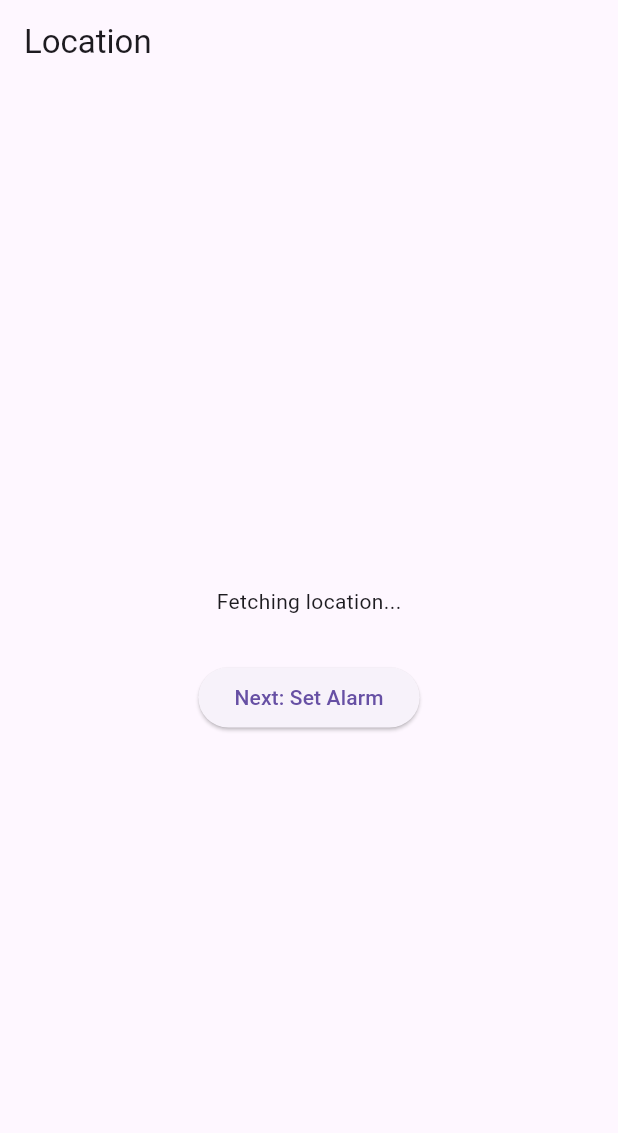
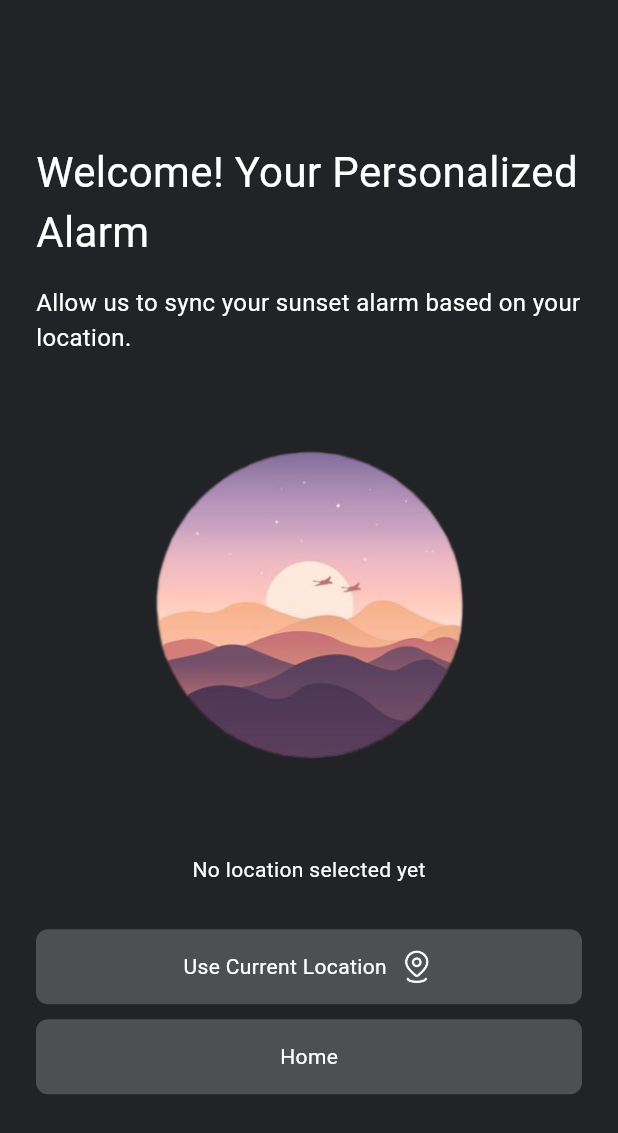
Before and after one commit to ShahedNoor/flutter_onboarding_app, a Flutter app: the screen it shows after launch, after a tap on "Next", after a tap on "Skip", on a phone screen of 412 x 824 dp. Shown: the top 1133 px of the screen. Run offline on Flutter 3.47's test engine with Material 3 defaults, Android fonts, the phone set to English and light mode, and no system bars; our stand-ins replace dots_indicator, flutter_local_notifications, flutter_native_timezone, geolocator, timezone.

Commit message:
Some major changes added on 'onboarding_page' and 'location_page'. They are now quite awesome

```diff
--- /dev/null
+++ b/lib/colors/colors.dart
@@ -0,0 +1,7 @@
+import 'package:flutter/material.dart';
+
+class AppColors {
+  static const Color primaryColor= Color(0xFF212327);
+  static const Color secondaryColor = Color(0xFF7D34F3);
+  static const Color onPrimary = Colors.white;
+}
--- /dev/null
+++ b/lib/common_widgets/my_button.dart
@@ -0,0 +1,26 @@
+import 'package:flutter/material.dart';
+import 'package:flutter_onboarding_app/colors/colors.dart';
+
+class MyButton extends StatelessWidget {
+  final String buttonText;
+  final void Function()? onTap;
+  final Color buttonBackgroundColor;
+  const MyButton({super.key, required this.onTap, required this.buttonText, required this.buttonBackgroundColor});
+
+  @override
+  Widget build(BuildContext context) {
+    return GestureDetector(
+      onTap: onTap,
+      child: Container(
+        height: 50,
+        decoration: BoxDecoration(
+          color: buttonBackgroundColor,
+          borderRadius: BorderRadius.circular(8),
+        ),
+        child: Center(
+          child: Text(buttonText, style: TextStyle(color: AppColors.onPrimary)),
+        ),
+      ),
+    );
+  }
+}
--- /dev/null
+++ b/lib/features/location/location_data.dart
@@ -0,0 +1,9 @@
+import 'location_model.dart';
+
+final List<LocationModel> locationData = [
+  LocationModel(
+    title: "Welcome! Your Personalized Alarm",
+    subtitle: "Allow us to sync your sunset alarm based on your location.",
+    image: "assets/images/location_page_images/location_page_image_01.png",
+  ),
+];
--- /dev/null
+++ b/lib/features/location/location_model.dart
@@ -0,0 +1,11 @@
+class LocationModel {
+  final String title;
+  final String subtitle;
+  final String image;
+
+  LocationModel({
+    required this.title,
+    required this.subtitle,
+    required this.image,
+  });
+}
--- a/lib/features/location/location_page.dart
+++ b/lib/features/location/location_page.dart
@@ -1,4 +1,7 @@
 import 'package:flutter/material.dart';
+import 'package:flutter_onboarding_app/colors/colors.dart';
+import 'package:flutter_onboarding_app/common_widgets/my_button.dart';
+import 'package:flutter_onboarding_app/features/location/location_data.dart';
 import 'package:geolocator/geolocator.dart';
 
 class LocationPage extends StatefulWidget {
@@ -9,24 +12,20 @@ class LocationPage extends StatefulWidget {
 }
 
 class _LocationPageState extends State<LocationPage> {
-  String _location = "Fetching location...";
-
-  @override
-  void initState() {
-    super.initState();
-    _getLocation();
-  }
+  String _location = "No location selected yet";
 
   Future<void> _getLocation() async {
     bool serviceEnabled;
     LocationPermission permission;
 
+    // Check if location service is enabled
     serviceEnabled = await Geolocator.isLocationServiceEnabled();
     if (!serviceEnabled) {
       setState(() => _location = "Location services are disabled.");
       return;
     }
 
+    // Check permission
     permission = await Geolocator.checkPermission();
     if (permission == LocationPermission.denied) {
       permission = await Geolocator.requestPermission();
@@ -36,6 +35,15 @@ class _LocationPageState extends State<LocationPage> {
       }
     }
 
+    if (permission == LocationPermission.deniedForever) {
+      setState(
+        () => _location =
+            "Permission permanently denied. Please enable from settings.",
+      );
+      return;
+    }
+
+    // Get current position
     final pos = await Geolocator.getCurrentPosition();
     setState(() {
       _location = "Selected Location: ${pos.latitude}, ${pos.longitude}";
@@ -44,19 +52,67 @@ class _LocationPageState extends State<LocationPage> {
 
   @override
   Widget build(BuildContext context) {
+    final data = locationData[0];
     return Scaffold(
-      appBar: AppBar(title: const Text("Location")),
+      backgroundColor: AppColors.primaryColor,
       body: Center(
-        child: Column(
-          mainAxisAlignment: MainAxisAlignment.center,
-          children: [
-            Text(_location),
-            const SizedBox(height: 30),
-            ElevatedButton(
-              onPressed: () => Navigator.pushNamed(context, "/alarm"),
-              child: const Text("Next: Set Alarm"),
-            )
-          ],
+        child: Padding(
+          padding: const EdgeInsets.symmetric(horizontal: 24.0),
+          child: Column(
+            mainAxisAlignment: MainAxisAlignment.center,
+            children: [
+              Text(
+                data.title,
+                style: TextStyle(color: AppColors.onPrimary, fontSize: 28),
+              ),
+              const SizedBox(height: 16),
+              Text(
+                data.subtitle,
+                style: TextStyle(color: AppColors.onPrimary, fontSize: 16),
+              ),
+              const SizedBox(height: 30),
+              Image.asset(data.image),
+              const SizedBox(height: 30),
+              Text(_location, style: TextStyle(color: AppColors.onPrimary)),
+              const SizedBox(height: 30),
+
+              // Use Current Location Button
+              GestureDetector(
+                onTap: _getLocation, // 🔑 moved here
+                child: Container(
+                  height: 50,
+                  decoration: BoxDecoration(
+                    color: AppColors.onPrimary.withOpacity(0.2),
+                    borderRadius: BorderRadius.circular(8),
+                  ),
+                  child: Center(
+                    child: Row(
+                      mainAxisAlignment: MainAxisAlignment.center,
+                      children: [
+                        Text(
+                          "Use Current Location",
+                          style: TextStyle(color: AppColors.onPrimary),
+                        ),
+                        const SizedBox(width: 8),
+                        Image.asset(
+                          "assets/images/location_page_images/location-icon.png",
+                          height: 24,
+                          width: 24,
+                        ),
+                      ],
+                    ),
+                  ),
+                ),
+              ),
+
+              const SizedBox(height: 10),
+              MyButton(
+                onTap: () => Navigator.pushNamed(context, "/alarm"),
+                buttonText: "Home",
+                buttonBackgroundColor: AppColors.onPrimary.withOpacity(0.2),
+              ),
+            ],
+          ),
         ),
       ),
     );
--- /dev/null
+++ b/lib/features/onboarding/onboarding_data.dart
@@ -0,0 +1,21 @@
+import 'onboarding_model.dart';
+
+final List<OnboardingModel> onboardingData = [
+  OnboardingModel(
+    title: "Sync with Nature’s Rhythm",
+    desc:
+        "Experience a peaceful transition into the evening with an alarm that aligns with the sunset. Your perfect reminder, always 15 minutes before sundown",
+    image: "assets/images/onboarding_page_images/onboarding_image_01.gif",
+  ),
+  OnboardingModel(
+    title: "Effortless & Automatic",
+    desc:
+        "No need to set alarms manually. Wakey calculates the sunset time for your location and alerts you on time.",
+    image: "assets/images/onboarding_page_images/onboarding_image_02.gif",
+  ),
+  OnboardingModel(
+    title: "Relax & Unwind",
+    desc: "Hope to take the courage to pursue your dreams.",
+    image: "assets/images/onboarding_page_images/onboarding_image_03.gif",
+  ),
+];
--- /dev/null
+++ b/lib/features/onboarding/onboarding_model.dart
@@ -0,0 +1,11 @@
+class OnboardingModel {
+  final String title;
+  final String desc;
+  final String image;
+
+  OnboardingModel({
+    required this.title,
+    required this.desc,
+    required this.image,
+  });
+}
--- a/lib/features/onboarding/onboarding_page.dart
+++ b/lib/features/onboarding/onboarding_page.dart
@@ -1,4 +1,8 @@
+import 'package:dots_indicator/dots_indicator.dart';
 import 'package:flutter/material.dart';
+import 'package:flutter_onboarding_app/colors/colors.dart';
+import 'package:flutter_onboarding_app/common_widgets/my_button.dart';
+import 'onboarding_data.dart';
 
 class OnboardingPage extends StatefulWidget {
   const OnboardingPage({super.key});
@@ -11,23 +15,8 @@ class _OnboardingPageState extends State<OnboardingPage> {
   final PageController _controller = PageController();
   int _currentIndex = 0;
 
-  final List<Map<String, String>> _pages = [
-    {
-      "title": "Sync with Nature 🌿",
-      "desc": "Stay in tune with nature’s rhythm for a balanced lifestyle."
-    },
-    {
-      "title": "Effortless Sync 🔄",
-      "desc": "Your schedule automatically adapts to your surroundings."
-    },
-    {
-      "title": "Relax & Unwind 😌",
-      "desc": "Set reminders, breathe easy, and enjoy your peace of mind."
-    },
-  ];
-
   void _nextPage() {
-    if (_currentIndex < _pages.length - 1) {
+    if (_currentIndex < onboardingData.length - 1) {
       _controller.nextPage(
         duration: const Duration(milliseconds: 300),
         curve: Curves.easeIn,
@@ -42,47 +31,100 @@ class _OnboardingPageState extends State<OnboardingPage> {
     return Scaffold(
       body: PageView.builder(
         controller: _controller,
-        itemCount: _pages.length,
+        itemCount: onboardingData.length,
         onPageChanged: (index) => setState(() => _currentIndex = index),
         itemBuilder: (context, index) {
-          return Padding(
-            padding: const EdgeInsets.all(24.0),
-            child: Column(
-              mainAxisAlignment: MainAxisAlignment.center,
-              children: [
-                // Title
-                Text(
-                  _pages[index]["title"]!,
-                  style: Theme.of(context).textTheme.headlineMedium,
-                  textAlign: TextAlign.center,
-                ),
-                const SizedBox(height: 20),
-
-                // Description
-                Text(
-                  _pages[index]["desc"]!,
-                  style: Theme.of(context).textTheme.bodyLarge,
-                  textAlign: TextAlign.center,
-                ),
-                const SizedBox(height: 50),
-
-                // Next / Get Started Button
-                ElevatedButton(
-                  onPressed: _nextPage,
-                  child: Text(
-                    index == _pages.length - 1 ? "Get Started" : "Next",
+          final data = onboardingData[index];
+          return Stack(
+            children: [
+              Column(
+                children: [
+                  Expanded(
+                    flex: 6,
+                    child: Container(
+                      color: AppColors.primaryColor,
+                      child: ClipRRect(
+                        borderRadius: const BorderRadius.only(
+                          bottomLeft: Radius.circular(16),
+                          bottomRight: Radius.circular(16),
+                        ),
+                        child: Image.asset(
+                          data.image,
+                          fit: BoxFit.cover,
+                          width: double.infinity,
+                        ),
+                      ),
+                    ),
+                  ),
+                  Expanded(
+                    flex: 4,
+                    child: Container(
+                      color: AppColors.primaryColor,
+                      width: double.infinity,
+                      padding: const EdgeInsets.symmetric(
+                        horizontal: 24,
+                        vertical: 32,
+                      ),
+                      child: SingleChildScrollView(
+                        child: Column(
+                          crossAxisAlignment: CrossAxisAlignment.start,
+                          children: [
+                            Text(
+                              data.title,
+                              style: TextStyle(
+                                color: AppColors.onPrimary,
+                                fontSize: 28,
+                              ),
+                              textAlign: TextAlign.left,
+                            ),
+                            const SizedBox(height: 16),
+                            Text(
+                              data.desc,
+                              style: TextStyle(color: AppColors.onPrimary, fontSize: 14),
+                              textAlign: TextAlign.left,
+                            ),
+                            const SizedBox(height: 16),
+                            Center(
+                              child: DotsIndicator(
+                                dotsCount: onboardingData.length,
+                                position: _currentIndex.toDouble(),
+                                decorator: DotsDecorator(
+                                  color: AppColors.onPrimary.withOpacity(
+                                    0.2,
+                                  ), // Inactive color
+                                  activeColor: AppColors.secondaryColor,
+                                ),
+                              ),
+                            ),
+                            const SizedBox(height: 16),
+                            MyButton(
+                              onTap: _nextPage,
+                              buttonBackgroundColor: AppColors.secondaryColor,
+                              buttonText: index == onboardingData.length - 1
+                                  ? "Get Started"
+                                  : "Next",
+                            ),
+                          ],
+                        ),
+                      ),
+                    ),
+                  ),
+                ],
+              ),
+              if (index < onboardingData.length - 1)
+                Positioned(
+                  top: 40,
+                  right: 30,
+                  child: TextButton(
+                    onPressed: () =>
+                        Navigator.pushReplacementNamed(context, "/location"),
+                    child: const Text(
+                      "Skip",
+                      style: TextStyle(color: AppColors.onPrimary),
+                    ),
                   ),
                 ),
-
-                // Skip Button
-                if (index < _pages.length - 1)
-                  TextButton(
-                    onPressed: () =>
-                        Navigator.pushReplacementNamed(context, "/location"),
-                    child: const Text("Skip"),
-                  ),
-              ],
-            ),
+            ],
           );
         },
       ),
--- a/lib/main.dart
+++ b/lib/main.dart
@@ -24,8 +24,8 @@ class MyApp extends StatelessWidget {
   @override
   Widget build(BuildContext context) {
     return MaterialApp(
-      title: 'Onboarding App',
-      theme: ThemeData(primarySwatch: Colors.blue),
+      debugShowCheckedModeBanner: false,
+      title: 'Flutter Onboarding App',
       initialRoute: "/",
       routes: {
         "/": (context) => const OnboardingPage(),
```
Also changed, not shown: pubspec.yaml (+5 -2 lines), assets/images/location_page_images/location-icon.png (added), assets/images/location_page_images/location_page_image_01.png (added), assets/images/onboarding_page_images/onboarding_image_01.gif (added), assets/images/onboarding_page_images/onboarding_image_03.gif (added), pubspec.lock, 2 other files.
